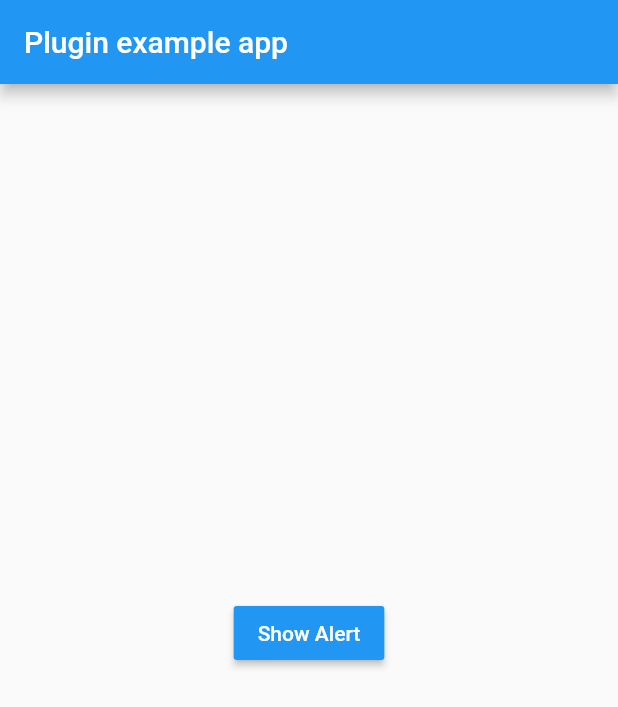
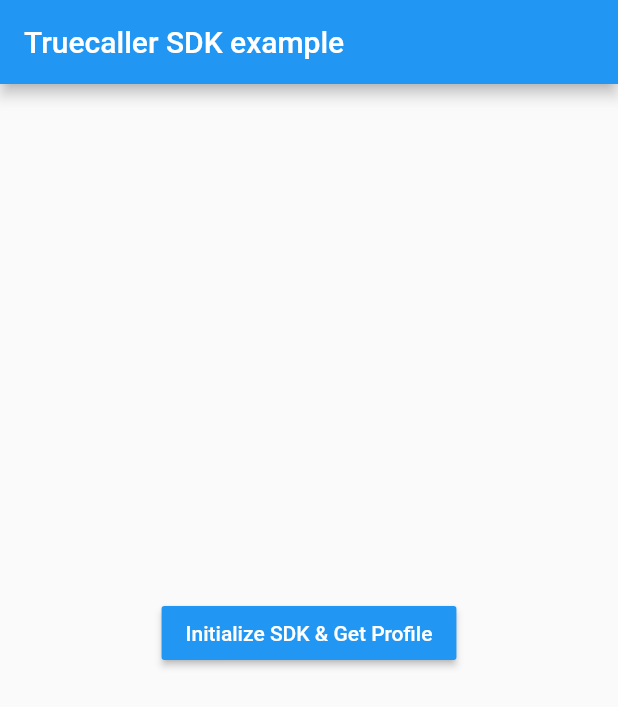
Before and after one commit to truecaller/flutter-sdk, a Flutter app: the screen it shows after launch, on a phone screen of 412 x 824 dp. Shown: the top 707 px of the screen. Run offline on Flutter 3.47's test engine with Material 2 defaults, Android fonts, the phone set to English and light mode, and no system bars; accounts and stored records are empty.

Commit message:
UI text changes

```diff
--- a/example/lib/main.dart
+++ b/example/lib/main.dart
@@ -16,7 +16,7 @@
     return MaterialApp(
       home: Scaffold(
           appBar: AppBar(
-            title: const Text('Plugin example app'),
+            title: const Text('Truecaller SDK example'),
           ),
           body: Center(
             child: Column(
@@ -31,7 +31,7 @@
                     });
                   },
                   child: Text(
-                    "Show Alert",
+                    "Initialize SDK & Get Profile",
                     style: TextStyle(color: Colors.white),
                   ),
                   color: Colors.blue,
```
